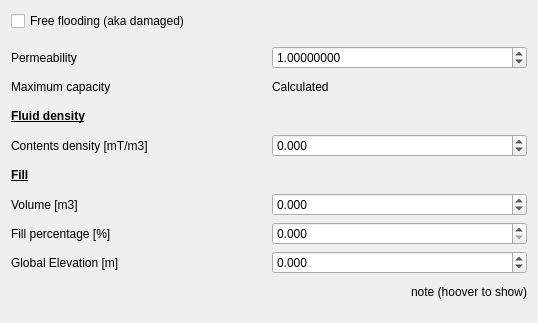
Before: the Qt Designer form guis/widget_tank.ui in RubendeBruin/DAVE, drawn with Qt 5.
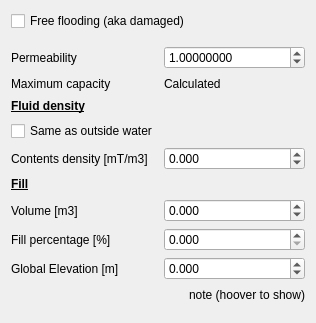
After: the same form once the commit is applied.

Commit message: GUI: - Removed density from buoyancy node - Added outside water to tank density

Patch:
```diff
--- a/guis/widget_tank.ui
+++ b/guis/widget_tank.ui
@@ -6,7 +6,7 @@
    <rect>
     <x>0</x>
     <y>0</y>
-    <width>538</width>
+    <width>316</width>
     <height>323</height>
    </rect>
   </property>
@@ -33,17 +33,17 @@
       <property name="rightMargin">
        <number>0</number>
       </property>
-      <item row="4" column="0">
-       <widget class="QLabel" name="label_10">
+      <item row="2" column="0">
+       <widget class="QLabel" name="label_9">
         <property name="text">
-         <string>&lt;html&gt;&lt;head/&gt;&lt;body&gt;&lt;p&gt;&lt;span style=&quot; font-weight:600; text-decoration: underline;&quot;&gt;Fill&lt;/span&gt;&lt;/p&gt;&lt;/body&gt;&lt;/html&gt;</string>
+         <string>&lt;html&gt;&lt;head/&gt;&lt;body&gt;&lt;p&gt;&lt;span style=&quot; font-weight:600; text-decoration: underline;&quot;&gt;Fluid density&lt;/span&gt;&lt;/p&gt;&lt;/body&gt;&lt;/html&gt;</string>
         </property>
         <property name="wordWrap">
          <bool>true</bool>
         </property>
        </widget>
       </item>
-      <item row="8" column="1">
+      <item row="9" column="1">
        <widget class="QDoubleSpinBox" name="sbElevation">
         <property name="sizePolicy">
          <sizepolicy hsizetype="Preferred" vsizetype="Fixed">
@@ -62,57 +62,59 @@
         </property>
        </widget>
       </item>
-      <item row="3" column="0">
-       <widget class="QLabel" name="label">
-        <property name="text">
-         <string>Contents density [mT/m3]</string>
+      <item row="7" column="1">
+       <widget class="QDoubleSpinBox" name="sbVolume">
+        <property name="sizePolicy">
+         <sizepolicy hsizetype="Preferred" vsizetype="Fixed">
+          <horstretch>0</horstretch>
+          <verstretch>0</verstretch>
+         </sizepolicy>
         </property>
+        <property name="decimals">
+         <number>3</number>
+        </property>
+        <property name="minimum">
+         <double>-999999999999.000000000000000</double>
+        </property>
+        <property name="maximum">
+         <double>99999999999999.000000000000000</double>
+        </property>
        </widget>
       </item>
-      <item row="7" column="0">
-       <widget class="QLabel" name="label_3">
-        <property name="text">
-         <string>Fill percentage [%]</string>
+      <item row="0" column="1">
+       <widget class="QDoubleSpinBox" name="sbPermeability">
+        <property name="decimals">
+         <number>8</number>
         </property>
+        <property name="maximum">
+         <double>2.000000000000000</double>
+        </property>
+        <property name="singleStep">
+         <double>0.000010000000000</double>
+        </property>
+        <property name="value">
+         <double>1.000000000000000</double>
+        </property>
        </widget>
       </item>
-      <item row="8" column="0">
+      <item row="9" column="0">
        <widget class="QLabel" name="label_4">
         <property name="text">
          <string>Global Elevation [m]</string>
         </property>
        </widget>
       </item>
-      <item row="7" column="1">
-       <widget class="QDoubleSpinBox" name="sbPercentage">
-        <property name="sizePolicy">
-         <sizepolicy hsizetype="Preferred" vsizetype="Fixed">
-          <horstretch>0</horstretch>
-          <verstretch>0</verstretch>
-         </sizepolicy>
-        </property>
-        <property name="decimals">
-         <number>3</number>
-        </property>
-        <property name="minimum">
-         <double>0.000000000000000</double>
-        </property>
-        <property name="maximum">
-         <double>100.000000000000000</double>
-        </property>
-        <property name="singleStep">
-         <double>5.000000000000000</double>
-        </property>
-       </widget>
-      </item>
-      <item row="6" column="0">
-       <widget class="QLabel" name="label_2">
+      <item row="5" column="0">
+       <widget class="QLabel" name="label_10">
         <property name="text">
-         <string>Volume [m3]</string>
+         <string>&lt;html&gt;&lt;head/&gt;&lt;body&gt;&lt;p&gt;&lt;span style=&quot; font-weight:600; text-decoration: underline;&quot;&gt;Fill&lt;/span&gt;&lt;/p&gt;&lt;/body&gt;&lt;/html&gt;</string>
+        </property>
+        <property name="wordWrap">
+         <bool>true</bool>
         </property>
        </widget>
       </item>
-      <item row="3" column="1">
+      <item row="4" column="1">
        <widget class="QDoubleSpinBox" name="sbDenstiy">
         <property name="sizePolicy">
          <sizepolicy hsizetype="Preferred" vsizetype="Fixed">
@@ -131,13 +133,10 @@
         </property>
        </widget>
       </item>
-      <item row="2" column="0">
-       <widget class="QLabel" name="label_9">
+      <item row="1" column="1">
+       <widget class="QLabel" name="lblCapacity">
         <property name="text">
-         <string>&lt;html&gt;&lt;head/&gt;&lt;body&gt;&lt;p&gt;&lt;span style=&quot; font-weight:600; text-decoration: underline;&quot;&gt;Fluid density&lt;/span&gt;&lt;/p&gt;&lt;/body&gt;&lt;/html&gt;</string>
-        </property>
-        <property name="wordWrap">
-         <bool>true</bool>
+         <string>Calculated</string>
         </property>
        </widget>
       </item>
@@ -148,26 +147,7 @@
         </property>
        </widget>
       </item>
-      <item row="6" column="1">
-       <widget class="QDoubleSpinBox" name="sbVolume">
-        <property name="sizePolicy">
-         <sizepolicy hsizetype="Preferred" vsizetype="Fixed">
-          <horstretch>0</horstretch>
-          <verstretch>0</verstretch>
-         </sizepolicy>
-        </property>
-        <property name="decimals">
-         <number>3</number>
-        </property>
-        <property name="minimum">
-         <double>-999999999999.000000000000000</double>
-        </property>
-        <property name="maximum">
-         <double>99999999999999.000000000000000</double>
-        </property>
-       </widget>
-      </item>
-      <item row="9" column="1">
+      <item row="10" column="1">
        <widget class="QLabel" name="label_8">
         <property name="toolTip">
          <string>&lt;html&gt;&lt;head/&gt;&lt;body&gt;&lt;p&gt;Setting any of these values changes the amount of fluid in the tank. Global elevation may thus change if the vessel moves.&lt;/p&gt;&lt;/body&gt;&lt;/html&gt;</string>
@@ -183,6 +163,42 @@
         </property>
        </widget>
       </item>
+      <item row="7" column="0">
+       <widget class="QLabel" name="label_2">
+        <property name="text">
+         <string>Volume [m3]</string>
+        </property>
+       </widget>
+      </item>
+      <item row="8" column="0">
+       <widget class="QLabel" name="label_3">
+        <property name="text">
+         <string>Fill percentage [%]</string>
+        </property>
+       </widget>
+      </item>
+      <item row="8" column="1">
+       <widget class="QDoubleSpinBox" name="sbPercentage">
+        <property name="sizePolicy">
+         <sizepolicy hsizetype="Preferred" vsizetype="Fixed">
+          <horstretch>0</horstretch>
+          <verstretch>0</verstretch>
+         </sizepolicy>
+        </property>
+        <property name="decimals">
+         <number>3</number>
+        </property>
+        <property name="minimum">
+         <double>0.000000000000000</double>
+        </property>
+        <property name="maximum">
+         <double>100.000000000000000</double>
+        </property>
+        <property name="singleStep">
+         <double>5.000000000000000</double>
+        </property>
+       </widget>
+      </item>
       <item row="1" column="0">
        <widget class="QLabel" name="label_5">
         <property name="text">
@@ -190,26 +206,17 @@
         </property>
        </widget>
       </item>
-      <item row="1" column="1">
-       <widget class="QLabel" name="lblCapacity">
+      <item row="4" column="0">
+       <widget class="QLabel" name="label">
         <property name="text">
-         <string>Calculated</string>
+         <string>Contents density [mT/m3]</string>
         </property>
        </widget>
       </item>
-      <item row="0" column="1">
-       <widget class="QDoubleSpinBox" name="sbPermeability">
-        <property name="decimals">
-         <number>8</number>
-        </property>
-        <property name="maximum">
-         <double>2.000000000000000</double>
-        </property>
-        <property name="singleStep">
-         <double>0.000010000000000</double>
-        </property>
-        <property name="value">
-         <double>1.000000000000000</double>
+      <item row="3" column="0">
+       <widget class="QCheckBox" name="cbUseOutsideDensity">
+        <property name="text">
+         <string>Same as outside water</string>
         </property>
        </widget>
       </item>
```
The commit also changes 2 other files.
